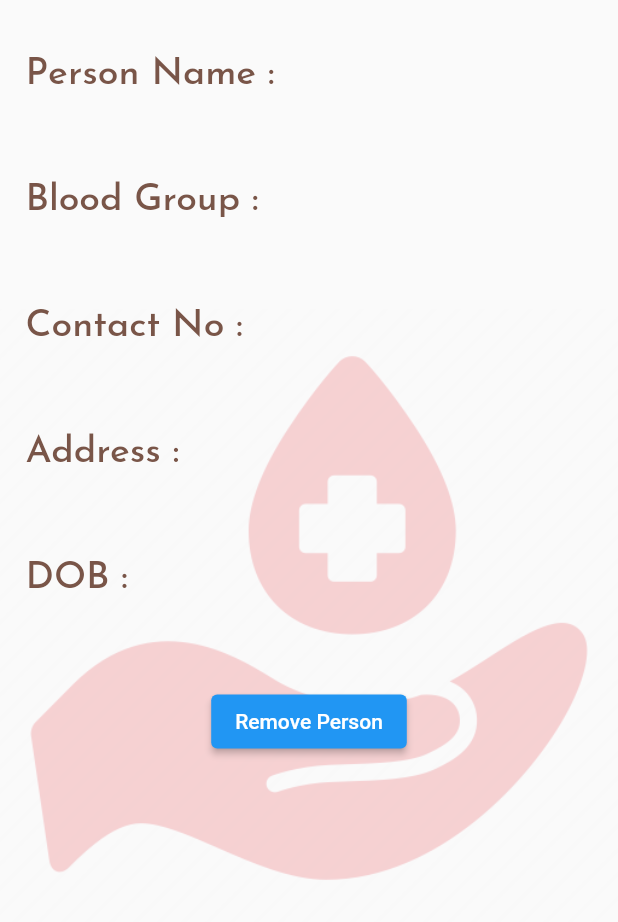
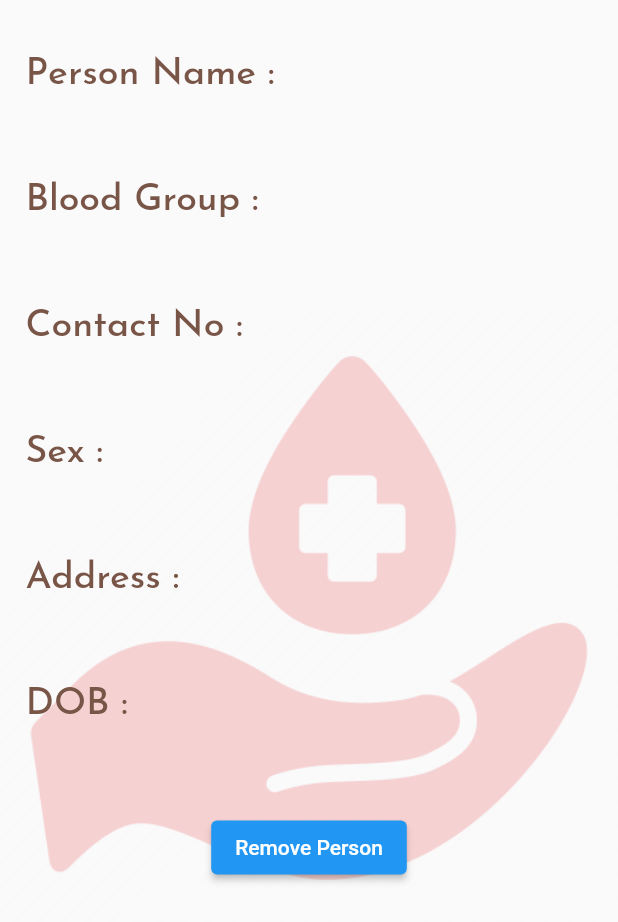
Before and after one commit to Dhina0508/Blood-Donation-app, a Flutter app: the Members_Page screen opened directly with empty values, on a phone screen of 412 x 824 dp. Shown: the top 922 px of the screen. Run offline on Flutter 3.47's test engine with Material 2 defaults, Android fonts, the phone set to English and light mode, and no system bars; our stand-ins replace cloud_firestore, country_code_picker, firebase_auth, firebase_core, firebase_storage, fluttertoast and 5 more; accounts and stored records are empty.

```diff
--- a/lib/screens/members/members.dart
+++ b/lib/screens/members/members.dart
@@ -115,6 +115,30 @@ class _MembersState extends State<Members_Page> {
                                 width: 15,
                               ),
                               Text(
+                                "Sex : ",
+                                style: TextStyle(
+                                    fontSize: 25,
+                                    fontWeight: FontWeight.w500,
+                                    fontFamily: 'JosefinSans',
+                                    color: Colors.brown),
+                              ),
+                            ],
+                          ),
+                          SizedBox(
+                            height: 10,
+                          ),
+                          Text(widget.value['Sex'],
+                              style: TextStyle(
+                                  fontSize: 25, fontWeight: FontWeight.bold)),
+                          SizedBox(
+                            height: 20,
+                          ),
+                          Row(
+                            children: [
+                              SizedBox(
+                                width: 15,
+                              ),
+                              Text(
                                 "Address : ",
                                 style: TextStyle(
                                     fontSize: 25,
```
Also changed, not shown: lib/screens/members/add_user.dart (+7 -0 lines), lib/screens/members/register_member.dart (+12 -6 lines), lib/screens/members/search.dart (added, +92 -0 lines).
